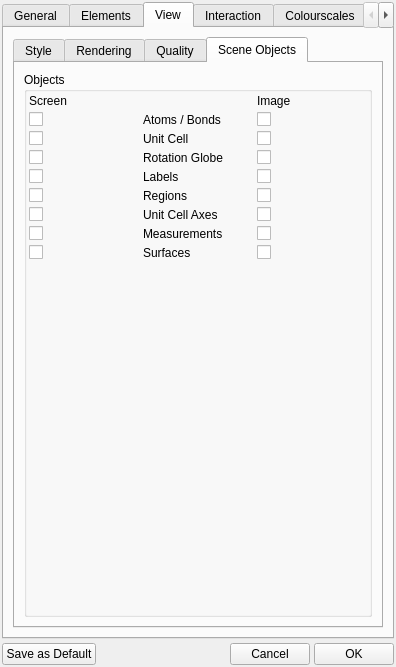
This is trunk/src/gui/prefs.ui in trisyoungs/aten as Qt 5 draws it before an edit. The edited form follows.
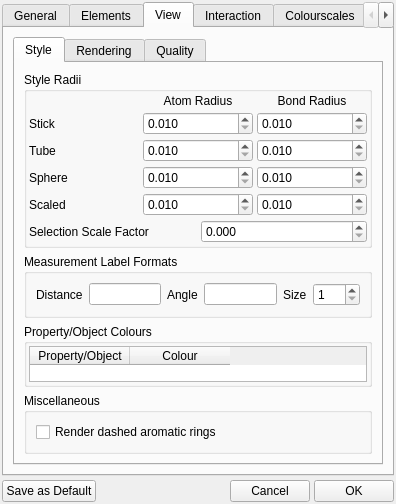
This is the edited form. The open tabs and pages were chosen to show the change. Icons and pictures are not drawn. Custom widgets are drawn as their Qt base class.

Diff of the .ui file:
```diff
--- a/trunk/src/gui/prefs.ui
+++ b/trunk/src/gui/prefs.ui
@@ -6,7 +6,7 @@
     <x>0</x>
     <y>0</y>
     <width>396</width>
-    <height>667</height>
+    <height>479</height>
    </rect>
   </property>
   <property name="sizePolicy">
@@ -47,7 +47,7 @@
    <item>
     <widget class="QTabWidget" name="TabWidget">
      <property name="sizePolicy">
-      <sizepolicy hsizetype="Preferred" vsizetype="MinimumExpanding">
+      <sizepolicy hsizetype="Preferred" vsizetype="Expanding">
        <horstretch>0</horstretch>
        <verstretch>0</verstretch>
       </sizepolicy>
@@ -290,7 +290,7 @@
           <enum>Qt::Vertical</enum>
          </property>
          <property name="sizeType">
-          <enum>QSizePolicy::Minimum</enum>
+          <enum>QSizePolicy::Expanding</enum>
          </property>
          <property name="sizeHint" stdset="0">
           <size>
@@ -1528,6 +1528,29 @@
              </item>
             </layout>
            </item>
+           <item>
+            <widget class="QGroupBox" name="FramesGroup">
+             <property name="title">
+              <string>Frames</string>
+             </property>
+             <layout class="QHBoxLayout" name="horizontalLayout_10">
+              <item>
+               <widget class="QCheckBox" name="FrameCurrentModelCheck">
+                <property name="text">
+                 <string>Current Model</string>
+                </property>
+               </widget>
+              </item>
+              <item>
+               <widget class="QCheckBox" name="FrameWholeViewCheck">
+                <property name="text">
+                 <string>Whole View</string>
+                </property>
+               </widget>
+              </item>
+             </layout>
+            </widget>
+           </item>
            <item>
             <spacer name="verticalSpacer_4">
              <property name="orientation">
@@ -1536,7 +1559,7 @@
              <property name="sizeHint" stdset="0">
               <size>
                <width>20</width>
-               <height>202</height>
+               <height>20</height>
               </size>
              </property>
             </spacer>
@@ -1953,243 +1976,13 @@
              <property name="sizeHint" stdset="0">
               <size>
                <width>20</width>
-               <height>241</height>
+               <height>20</height>
               </size>
              </property>
             </spacer>
            </item>
           </layout>
          </widget>
-         <widget class="QWidget" name="tab">
-          <attribute name="title">
-           <string>Scene Objects</string>
-          </attribute>
-          <layout class="QVBoxLayout" name="verticalLayout_19">
-           <item>
-            <widget class="QGroupBox" name="ObjectsGroup">
-             <property name="sizePolicy">
-              <sizepolicy hsizetype="Expanding" vsizetype="Expanding">
-               <horstretch>0</horstretch>
-               <verstretch>0</verstretch>
-              </sizepolicy>
-             </property>
-             <property name="title">
-              <string>Objects</string>
-             </property>
-             <layout class="QHBoxLayout" name="horizontalLayout_10">
-              <property name="spacing">
-               <number>4</number>
-              </property>
-              <property name="margin">
-               <number>2</number>
-              </property>
-              <item>
-               <layout class="QGridLayout" name="gridLayout_5">
-                <item row="0" column="0">
-                 <widget class="QLabel" name="label_45">
-                  <property name="text">
-                   <string>Screen</string>
-                  </property>
-                  <property name="scaledContents">
-                   <bool>false</bool>
-                  </property>
-                 </widget>
-                </item>
-                <item row="1" column="0">
-                 <widget class="QCheckBox" name="AtomsVisibleCheck">
-                  <property name="text">
-                   <string/>
-                  </property>
-                 </widget>
-                </item>
-                <item row="2" column="0">
-                 <widget class="QCheckBox" name="CellVisibleCheck">
-                  <property name="text">
-                   <string/>
-                  </property>
-                 </widget>
-                </item>
-                <item row="3" column="0">
-                 <widget class="QCheckBox" name="GlobeVisibleCheck">
-                  <property name="text">
-                   <string/>
-                  </property>
-                 </widget>
-                </item>
-                <item row="4" column="0">
-                 <widget class="QCheckBox" name="LabelsVisibleCheck">
-                  <property name="text">
-                   <string/>
-                  </property>
-                 </widget>
-                </item>
-                <item row="5" column="0">
-                 <widget class="QCheckBox" name="RegionsVisibleCheck">
-                  <property name="text">
-                   <string/>
-                  </property>
-                 </widget>
-                </item>
-                <item row="6" column="0">
-                 <widget class="QCheckBox" name="AxesVisibleCheck">
-                  <property name="text">
-                   <string/>
-                  </property>
-                 </widget>
-                </item>
-                <item row="7" column="0">
-                 <widget class="QCheckBox" name="MeasurementsVisibleCheck">
-                  <property name="text">
-                   <string/>
-                  </property>
-                 </widget>
-                </item>
-                <item row="8" column="0">
-                 <widget class="QCheckBox" name="SurfacesVisibleCheck">
-                  <property name="text">
-                   <string/>
-                  </property>
-                 </widget>
-                </item>
-                <item row="1" column="2">
-                 <widget class="QCheckBox" name="AtomsVisibleImageCheck">
-                  <property name="text">
-                   <string/>
-                  </property>
-                 </widget>
-                </item>
-                <item row="6" column="2">
-                 <widget class="QCheckBox" name="AxesVisibleImageCheck">
-                  <property name="text">
-                   <string/>
-                  </property>
-                 </widget>
-                </item>
-                <item row="7" column="2">
-                 <widget class="QCheckBox" name="MeasurementsVisibleImageCheck">
-                  <property name="text">
-                   <string/>
-                  </property>
-                 </widget>
-                </item>
-                <item row="8" column="2">
-                 <widget class="QCheckBox" name="SurfacesVisibleImageCheck">
-                  <property name="text">
-                   <string/>
-                  </property>
-                 </widget>
-                </item>
-                <item row="5" column="2">
-                 <widget class="QCheckBox" name="RegionsVisibleImageCheck">
-                  <property name="text">
-                   <string/>
-                  </property>
-                 </widget>
-                </item>
-                <item row="3" column="2">
-                 <widget class="QCheckBox" name="GlobeVisibleImageCheck">
-                  <property name="text">
-                   <string/>
-                  </property>
-                 </widget>
-                </item>
-                <item row="4" column="2">
-                 <widget class="QCheckBox" name="LabelsVisibleImageCheck">
-                  <property name="text">
-                   <string/>
-                  </property>
-                 </widget>
-                </item>
-                <item row="2" column="2">
-                 <widget class="QCheckBox" name="CellVisibleImageCheck">
-                  <property name="text">
-                   <string/>
-                  </property>
-                 </widget>
-                </item>
-                <item row="1" column="1">
-                 <widget class="QLabel" name="label_47">
-                  <property name="text">
-                   <string>Atoms / Bonds</string>
-                  </property>
-                 </widget>
-                </item>
-                <item row="2" column="1">
-                 <widget class="QLabel" name="label_48">
-                  <property name="text">
-                   <string>Unit Cell</string>
-                  </property>
-                 </widget>
-                </item>
-                <item row="3" column="1">
-                 <widget class="QLabel" name="label_49">
-                  <property name="text">
-                   <string>Rotation Globe</string>
-                  </property>
-                 </widget>
-                </item>
-                <item row="4" column="1">
-                 <widget class="QLabel" name="label_50">
-                  <property name="text">
-                   <string>Labels</string>
-                  </property>
-                 </widget>
-                </item>
-                <item row="5" column="1">
-                 <widget class="QLabel" name="label_51">
-                  <property name="text">
-                   <string>Regions</string>
-                  </property>
-                 </widget>
-                </item>
-                <item row="6" column="1">
-                 <widget class="QLabel" name="label_52">
-                  <property name="text">
-                   <string>Unit Cell Axes</string>
-                  </property>
-                 </widget>
-                </item>
-                <item row="7" column="1">
-                 <widget class="QLabel" name="label_53">
-                  <property name="text">
-                   <string>Measurements</string>
-                  </property>
-                 </widget>
-                </item>
-                <item row="8" column="1">
-                 <widget class="QLabel" name="label345346">
-                  <property name="text">
-                   <string>Surfaces</string>
-                  </property>
-                 </widget>
-                </item>
-                <item row="0" column="2">
-                 <widget class="QLabel" name="label_46">
-                  <property name="text">
-                   <string>Image</string>
-                  </property>
-                 </widget>
-                </item>
-                <item row="9" column="1">
-                 <spacer name="verticalSpacer_2">
-                  <property name="orientation">
-                   <enum>Qt::Vertical</enum>
-                  </property>
-                  <property name="sizeHint" stdset="0">
-                   <size>
-                    <width>20</width>
-                    <height>40</height>
-                   </size>
-                  </property>
-                 </spacer>
-                </item>
-               </layout>
-              </item>
-             </layout>
-            </widget>
-           </item>
-          </layout>
-         </widget>
         </widget>
        </item>
       </layout>
@@ -2735,7 +2528,7 @@
        <item>
         <widget class="QGroupBox" name="PointsGropu">
          <property name="sizePolicy">
-          <sizepolicy hsizetype="Expanding" vsizetype="MinimumExpanding">
+          <sizepolicy hsizetype="Expanding" vsizetype="Expanding">
            <horstretch>0</horstretch>
            <verstretch>0</verstretch>
           </sizepolicy>
@@ -2961,10 +2754,27 @@
              </widget>
             </item>
             <item>
-             <widget class="QCheckBox" name="CalculateElecCheck">
-              <property name="text">
-               <string>Electrostatics</string>
-              </property>
+             <widget class="QComboBox" name="ElectrostaticMethodCombo">
+              <item>
+               <property name="text">
+                <string>No Electrostatics</string>
+               </property>
+              </item>
+              <item>
+               <property name="text">
+                <string>Coulomb Sum</string>
+               </property>
+              </item>
+              <item>
+               <property name="text">
+                <string>Ewald Sum (Manual)</string>
+               </property>
+              </item>
+              <item>
+               <property name="text">
+                <string>Ewald Sum (Automatic)</string>
+               </property>
+              </item>
              </widget>
             </item>
            </layout>
@@ -3139,7 +2949,7 @@
        <item>
         <widget class="QGroupBox" name="CombinationGroup">
          <property name="sizePolicy">
-          <sizepolicy hsizetype="Expanding" vsizetype="MinimumExpanding">
+          <sizepolicy hsizetype="Expanding" vsizetype="Expanding">
            <horstretch>0</horstretch>
            <verstretch>0</verstretch>
           </sizepolicy>
@@ -3255,6 +3065,45 @@
            </property>
           </widget>
          </item>
+         <item row="2" column="0">
+          <widget class="QLabel" name="EncodeLabel">
+           <property name="text">
+            <string>Encoder Executable</string>
+           </property>
+          </widget>
+         </item>
+         <item row="2" column="1">
+          <widget class="QLineEdit" name="EncoderExecutableEdit">
+           <property name="toolTip">
+            <string>Command to execute when encoding video files. The text FILES will be replaced by a suitable wildcard, and OUTPUT will be replaced by the output video filename.</string>
+           </property>
+          </widget>
+         </item>
+         <item row="3" column="0">
+          <widget class="QLabel" name="EncoderArgsLabel">
+           <property name="text">
+            <string>Encoder Arguments</string>
+           </property>
+          </widget>
+         </item>
+         <item row="3" column="1">
+          <widget class="QLineEdit" name="EncoderArgumentsEdit">
+           <property name="toolTip">
+            <string>Command to execute when encoding video files. The text FILES will be replaced by a suitable wildcard, and OUTPUT will be replaced by the output video filename.</string>
+           </property>
+          </widget>
+         </item>
+         <item row="2" column="2">
+          <widget class="QToolButton" name="EncoderExecutableButton">
+           <property name="text">
+            <string>...</string>
+           </property>
+           <property name="icon">
+            <iconset resource="icons.qrc">
+             <normaloff>:/file/icons/file_open.svg</normaloff>:/file/icons/file_open.svg</iconset>
+           </property>
+          </widget>
+         </item>
         </layout>
        </item>
        <item>
@@ -3265,7 +3114,7 @@
          <property name="sizeHint" stdset="0">
           <size>
            <width>20</width>
-           <height>100</height>
+           <height>20</height>
           </size>
          </property>
         </spacer>
```
